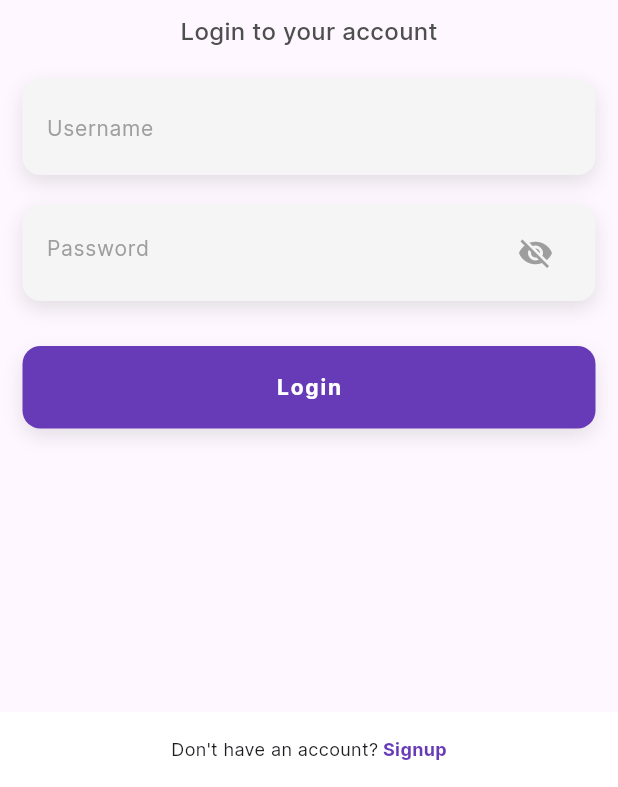
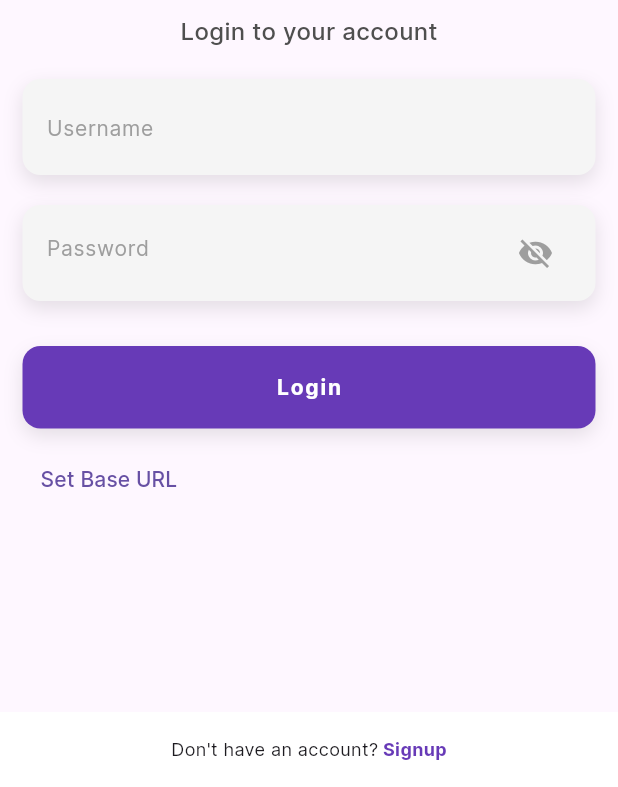
Before and after one commit to CampusConnect-Organization/CampusConnect, a Flutter app: the screen it shows after launch, on a phone screen of 412 x 824 dp, the part 449-1236 px from its top. Run offline on Flutter 3.47's test engine with Material 3 defaults, Android fonts, the phone set to English and light mode, and no system bars; our stand-ins replace cached_network_image, firebase_core, firebase_messaging, flutter_local_notifications, get, hexcolor and 3 more; accounts and stored records are empty; network calls fail.

Commit message:
chore: add a way to dynamically set the backend base url

```diff
--- a/lib/main.dart
+++ b/lib/main.dart
@@ -1,4 +1,5 @@
 import 'package:campus_connect_app/helpers/notification.helpers.dart';
+import 'package:campus_connect_app/utils/constants.dart';
 import 'package:campus_connect_app/view/splash.view.dart';
 import 'package:flutter/material.dart';
 import 'package:get/get.dart';
@@ -7,6 +8,7 @@ import 'package:firebase_messaging/firebase_messaging.dart';
 
 void main() async {
   WidgetsFlutterBinding.ensureInitialized();
+  await ApiConstants.loadBaseUrl();
   await Firebase.initializeApp();
 
   FirebaseMessaging messaging = FirebaseMessaging.instance;
--- a/lib/utils/constants.dart
+++ b/lib/utils/constants.dart
@@ -1,4 +1,5 @@
 import 'package:flutter/material.dart';
+import 'package:shared_preferences/shared_preferences.dart';
 
 class ApiConstants {
   static String baseUrl = 'http://192.168.1.230:8000/';
@@ -21,6 +22,17 @@ class ApiConstants {
   static String notificationEndpoint = "api/notification/";
   static String listAttendanceEndpoint = "api/attendance/list-attendances/";
   static String markAttendanceEndpoint = "api/attendance/attendance_video/";
+
+  static Future<void> setBaseUrl(String url) async{
+    final SharedPreferences prefs = await SharedPreferences.getInstance();
+    prefs.setString("baseUrl", url);
+    baseUrl = url;
+  }
+
+  static Future<void> loadBaseUrl() async{
+    final SharedPreferences prefs = await SharedPreferences.getInstance();
+    baseUrl = prefs.getString("baseUrl") ?? baseUrl;
+  }
 }
 
 String titleCase(String input) {
--- a/lib/view/login.view.dart
+++ b/lib/view/login.view.dart
@@ -1,6 +1,7 @@
 import 'package:campus_connect_app/models/auth/authentication.models.dart';
 import 'package:campus_connect_app/models/error.model.dart';
 import 'package:campus_connect_app/utils/global.colors.dart';
+import 'package:campus_connect_app/view/base_url.view.dart';
 import 'package:campus_connect_app/view/home.view.dart';
 import 'package:campus_connect_app/view/register.view.dart';
 import 'package:campus_connect_app/widgets/button.global.dart';
@@ -144,6 +145,13 @@ class _LoginViewState extends State<LoginView> {
                                 }
                               },
                             ),
+                             const SizedBox(height: 10),
+                            TextButton(
+                              onPressed: () {
+                                Get.to(() => const SetBaseUrlView());
+                              },
+                              child: const Text("Set Base URL"),
+                            ),
                           ],
                         ),
                       ),
```
Also changed, not shown: lib/view/base_url.view.dart (added, +57 -0 lines).
